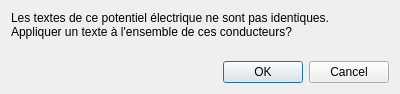
Above: sources/ui/potentialtextsdialog.ui from qelectrotech/qelectrotech-source-mirror before the change. Below: the same form after it.
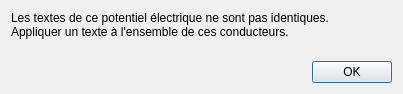
That is the form after the change.

```diff
--- a/sources/ui/potentialtextsdialog.ui
+++ b/sources/ui/potentialtextsdialog.ui
@@ -6,7 +6,7 @@
    <rect>
     <x>0</x>
     <y>0</y>
-    <width>400</width>
+    <width>403</width>
     <height>94</height>
    </rect>
   </property>
@@ -20,7 +20,7 @@
       <widget class="QLabel" name="label">
        <property name="text">
         <string>Les textes de ce potentiel électrique ne sont pas identiques.
-Appliquer un texte à l'ensemble de ces conducteurs?</string>
+Appliquer un texte à l'ensemble de ces conducteurs.</string>
        </property>
       </widget>
      </item>
@@ -48,7 +48,7 @@
       <enum>Qt::Horizontal</enum>
      </property>
      <property name="standardButtons">
-      <set>QDialogButtonBox::Cancel|QDialogButtonBox::Ok</set>
+      <set>QDialogButtonBox::Ok</set>
      </property>
     </widget>
    </item>
```
